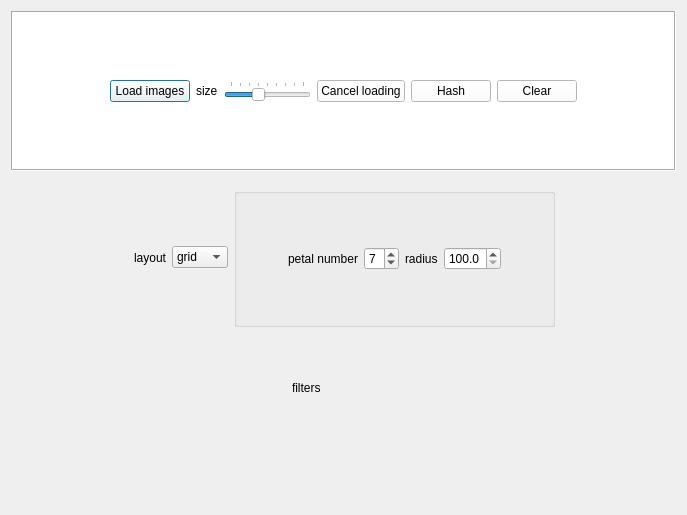
First picture: the form in ui/MainWindow.ui, repository czimbortibor/Large-annotated-image-collection-management, before the edit.
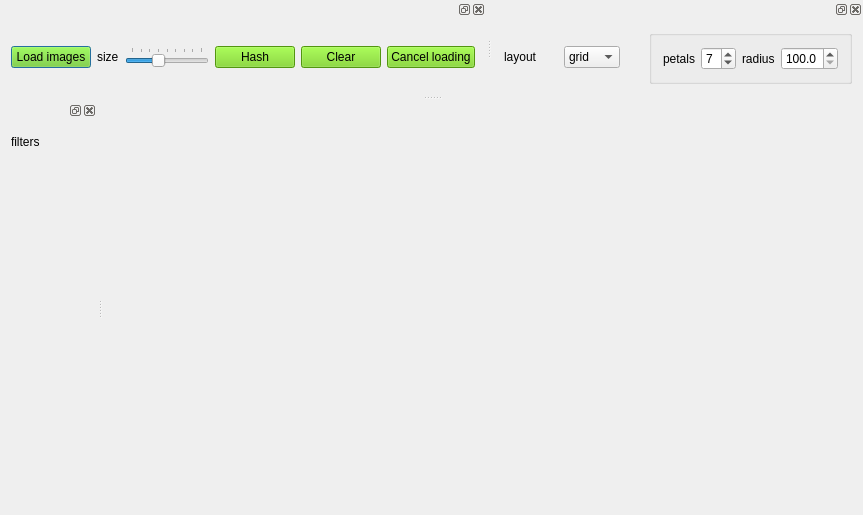
Second picture: the form after the edit. Icons and pictures are not drawn.

```diff
--- a/ui/MainWindow.ui
+++ b/ui/MainWindow.ui
@@ -6,7 +6,7 @@
    <rect>
     <x>0</x>
     <y>0</y>
-    <width>687</width>
+    <width>863</width>
     <height>515</height>
    </rect>
   </property>
@@ -17,35 +17,22 @@
    <string notr="true"/>
   </property>
   <widget class="QWidget" name="centralWidget">
-   <layout class="QVBoxLayout" name="verticalLayout" stretch="0,0,0">
+   <layout class="QVBoxLayout" name="verticalLayout"/>
+  </widget>
+  <widget class="QDockWidget" name="dockWidget_mainControls">
+   <attribute name="dockWidgetArea">
+    <number>4</number>
+   </attribute>
+   <widget class="QWidget" name="dockWidgetContents_mainControls">
+    <layout class="QHBoxLayout" name="horizontalLayout_2">
     <item>
-     <widget class="QFrame" name="frame_mainControls">
-      <property name="sizePolicy">
-       <sizepolicy hsizetype="Expanding" vsizetype="Preferred">
-        <horstretch>0</horstretch>
-        <verstretch>0</verstretch>
-       </sizepolicy>
-      </property>
-      <property name="styleSheet">
-       <string notr="true">background-color: rgb(255, 255, 255);</string>
-      </property>
-      <property name="frameShape">
-       <enum>QFrame::Box</enum>
-      </property>
-      <property name="frameShadow">
-       <enum>QFrame::Sunken</enum>
-      </property>
-      <layout class="QVBoxLayout" name="verticalLayout_4">
-       <item>
-        <layout class="QHBoxLayout" name="frame_controls">
-         <item>
-          <spacer name="horizontalSpacer_right">
+      <spacer name="horizontalSpacer">
            <property name="orientation">
             <enum>Qt::Horizontal</enum>
            </property>
            <property name="sizeHint" stdset="0">
             <size>
-             <width>20</width>
+         <width>40</width>
              <height>20</height>
             </size>
            </property>
@@ -54,7 +41,7 @@
          <item>
           <widget class="QPushButton" name="btn_load">
            <property name="styleSheet">
-            <string notr="true"/>
+        <string notr="true">background-color: rgb(115, 210, 22);</string>
            </property>
            <property name="text">
             <string>Load images</string>
@@ -76,6 +63,12 @@
          </item>
          <item>
           <widget class="QSlider" name="slider_imgSize">
+       <property name="sizePolicy">
+        <sizepolicy hsizetype="MinimumExpanding" vsizetype="Fixed">
+         <horstretch>0</horstretch>
+         <verstretch>0</verstretch>
+        </sizepolicy>
+       </property>
            <property name="minimum">
             <number>40</number>
            </property>
@@ -108,26 +101,13 @@
            </property>
           </widget>
          </item>
-         <item>
-          <widget class="QPushButton" name="btn_cancelLoad">
-           <property name="enabled">
-            <bool>true</bool>
-           </property>
-           <property name="styleSheet">
-            <string notr="true"/>
-           </property>
-           <property name="text">
-            <string>Cancel loading</string>
-           </property>
-          </widget>
-         </item>
          <item>
           <widget class="QPushButton" name="btn_hash">
            <property name="enabled">
             <bool>true</bool>
            </property>
            <property name="styleSheet">
-            <string notr="true"/>
+        <string notr="true">background-color: rgb(115, 210, 22);</string>
            </property>
            <property name="text">
             <string>Hash</string>
@@ -137,7 +117,7 @@
          <item>
           <widget class="QPushButton" name="btn_clear">
            <property name="styleSheet">
-            <string notr="true"/>
+        <string notr="true">background-color: rgb(115, 210, 22);</string>
            </property>
            <property name="text">
             <string>Clear</string>
@@ -145,46 +125,39 @@
           </widget>
          </item>
          <item>
-          <spacer name="horizontalSpacer_left">
-           <property name="orientation">
-            <enum>Qt::Horizontal</enum>
-           </property>
-           <property name="sizeType">
-            <enum>QSizePolicy::Expanding</enum>
-           </property>
-           <property name="sizeHint" stdset="0">
-            <size>
-             <width>20</width>
-             <height>20</height>
-            </size>
-           </property>
-          </spacer>
-         </item>
-        </layout>
-       </item>
-      </layout>
-     </widget>
-    </item>
-    <item>
-     <widget class="QFrame" name="frame_layouts">
-      <property name="layoutDirection">
-       <enum>Qt::LeftToRight</enum>
-      </property>
-      <property name="frameShape">
-       <enum>QFrame::NoFrame</enum>
-      </property>
-      <property name="frameShadow">
-       <enum>QFrame::Sunken</enum>
-      </property>
-      <layout class="QHBoxLayout" name="horizontalLayout">
-       <item>
+      <widget class="QPushButton" name="btn_cancelLoad">
+       <property name="enabled">
+        <bool>true</bool>
+       </property>
+       <property name="styleSheet">
+        <string notr="true">background-color: rgb(115, 210, 22);</string>
+       </property>
+       <property name="text">
+        <string>Cancel loading</string>
+       </property>
+      </widget>
+     </item>
+    </layout>
+    <zorder>btn_hash</zorder>
+    <zorder>slider_imgSize</zorder>
+    <zorder>btn_clear</zorder>
+    <zorder>lbl_size</zorder>
+    <zorder>btn_load</zorder>
+    <zorder>btn_cancelLoad</zorder>
+    <zorder>horizontalSpacer</zorder>
+   </widget>
+  </widget>
+  <widget class="QDockWidget" name="dockWidget_layouts">
+   <attribute name="dockWidgetArea">
+    <number>4</number>
+   </attribute>
+   <widget class="QWidget" name="dockWidgetContents_layouts">
+    <layout class="QGridLayout" name="gridLayout_layouts">
+     <item row="1" column="4">
         <spacer name="horizontalSpacer_3">
          <property name="orientation">
           <enum>Qt::Horizontal</enum>
          </property>
-         <property name="sizeType">
-          <enum>QSizePolicy::Expanding</enum>
-         </property>
          <property name="sizeHint" stdset="0">
           <size>
            <width>40</width>
@@ -193,7 +166,7 @@
          </property>
         </spacer>
        </item>
-       <item>
+     <item row="1" column="1">
         <widget class="QLabel" name="label">
          <property name="layoutDirection">
           <enum>Qt::LeftToRight</enum>
@@ -206,32 +179,7 @@
          </property>
         </widget>
        </item>
-       <item>
-        <widget class="QComboBox" name="comboBox_layout">
-         <property name="styleSheet">
-          <string notr="true"/>
-         </property>
-         <item>
-          <property name="text">
-           <string>grid</string>
-          </property>
-          <property name="icon">
-           <iconset resource="../resources.qrc">
-            <normaloff>:/icons/resources/icons/grid_layout.png</normaloff>:/icons/resources/icons/grid_layout.png</iconset>
-          </property>
-         </item>
-         <item>
-          <property name="text">
-           <string>petal</string>
-          </property>
-          <property name="icon">
-           <iconset resource="../resources.qrc">
-            <normaloff>:/icons/resources/icons/flower_layout.png</normaloff>:/icons/resources/icons/flower_layout.png</iconset>
-          </property>
-         </item>
-        </widget>
-       </item>
-       <item>
+     <item row="0" column="5" rowspan="3">
         <widget class="QGroupBox" name="groupBox_layoutControls">
          <property name="title">
           <string/>
@@ -243,23 +191,10 @@
           <bool>false</bool>
          </property>
          <layout class="QHBoxLayout" name="horizontalLayout_4">
-          <item>
-           <spacer name="horizontalSpacer_5">
-            <property name="orientation">
-             <enum>Qt::Horizontal</enum>
-            </property>
-            <property name="sizeHint" stdset="0">
-             <size>
-              <width>40</width>
-              <height>20</height>
-             </size>
-            </property>
-           </spacer>
-          </item>
           <item>
            <widget class="QLabel" name="lbl_petalNumber">
             <property name="text">
-             <string>petal number</string>
+           <string>petals</string>
             </property>
            </widget>
           </item>
@@ -308,60 +243,39 @@
             </property>
            </widget>
           </item>
-          <item>
-           <spacer name="horizontalSpacer_6">
-            <property name="orientation">
-             <enum>Qt::Horizontal</enum>
-            </property>
-            <property name="sizeHint" stdset="0">
-             <size>
-              <width>40</width>
-              <height>20</height>
-             </size>
-            </property>
-           </spacer>
-          </item>
          </layout>
         </widget>
        </item>
+     <item row="1" column="3">
+      <widget class="QComboBox" name="comboBox_layout">
+       <property name="styleSheet">
+        <string notr="true"/>
+       </property>
        <item>
-        <spacer name="horizontalSpacer">
-         <property name="orientation">
-          <enum>Qt::Horizontal</enum>
-         </property>
-         <property name="sizeHint" stdset="0">
-          <size>
-           <width>40</width>
-           <height>20</height>
-          </size>
-         </property>
-        </spacer>
+        <property name="text">
+         <string>grid</string>
+        </property>
+        <property name="icon">
+         <iconset resource="../resources.qrc">
+          <normaloff>:/icons/resources/icons/grid_layout.png</normaloff>:/icons/resources/icons/grid_layout.png</iconset>
+        </property>
        </item>
-      </layout>
-     </widget>
-    </item>
     <item>
-     <widget class="QFrame" name="frame_filters">
-      <property name="layoutDirection">
-       <enum>Qt::LeftToRight</enum>
-      </property>
-      <property name="frameShape">
-       <enum>QFrame::NoFrame</enum>
-      </property>
-      <property name="frameShadow">
-       <enum>QFrame::Sunken</enum>
-      </property>
-      <layout class="QVBoxLayout" name="verticalLayout_5">
-       <item>
-        <layout class="QHBoxLayout" name="horizontalLayout_6">
-         <item>
+        <property name="text">
+         <string>petal</string>
+        </property>
+        <property name="icon">
+         <iconset resource="../resources.qrc">
+          <normaloff>:/icons/resources/icons/flower_layout.png</normaloff>:/icons/resources/icons/flower_layout.png</iconset>
+        </property>
+       </item>
+      </widget>
+     </item>
+     <item row="1" column="2">
           <spacer name="horizontalSpacer_4">
            <property name="orientation">
             <enum>Qt::Horizontal</enum>
            </property>
-           <property name="sizeType">
-            <enum>QSizePolicy::Expanding</enum>
-           </property>
            <property name="sizeHint" stdset="0">
             <size>
              <width>40</width>
@@ -370,8 +284,19 @@
            </property>
           </spacer>
          </item>
+    </layout>
+   </widget>
+  </widget>
+  <widget class="QDockWidget" name="dockWidget_filters">
+   <attribute name="dockWidgetArea">
+    <number>1</number>
+   </attribute>
+   <widget class="QWidget" name="dockWidgetContents_filters">
+    <layout class="QVBoxLayout" name="verticalLayout_2">
          <item>
-          <widget class="QLabel" name="label_2">
+      <layout class="QHBoxLayout" name="horizontalLayout_addFilter">
+       <item>
+        <widget class="QLabel" name="label_filter">
            <property name="text">
             <string>filters</string>
            </property>
@@ -412,38 +337,10 @@
            </property>
           </widget>
          </item>
-         <item>
-          <widget class="QWidget" name="widget_createFilters" native="true">
-           <property name="sizePolicy">
-            <sizepolicy hsizetype="Preferred" vsizetype="Preferred">
-             <horstretch>0</horstretch>
-             <verstretch>0</verstretch>
-            </sizepolicy>
-           </property>
-           <property name="autoFillBackground">
-            <bool>false</bool>
-           </property>
-           <layout class="QVBoxLayout" name="verticalLayout_3">
-            <item>
-             <layout class="QVBoxLayout" name="verticalLayout_2"/>
-            </item>
-           </layout>
-          </widget>
+      </layout>
          </item>
          <item>
-          <spacer name="horizontalSpacer_2">
-           <property name="orientation">
-            <enum>Qt::Horizontal</enum>
-           </property>
-           <property name="sizeHint" stdset="0">
-            <size>
-             <width>40</width>
-             <height>20</height>
-            </size>
-           </property>
-          </spacer>
-         </item>
-        </layout>
+      <widget class="QWidget" name="widget_createFilters" native="true"/>
        </item>
        <item>
         <widget class="QWidget" name="widget_filters" native="true">
@@ -470,8 +367,6 @@
        </item>
       </layout>
      </widget>
-    </item>
-   </layout>
   </widget>
  </widget>
  <layoutdefault spacing="6" margin="11"/>
```
Left out of the diff: 23 changed lines with no effect on the pictures. Lines whose indentation alone changed are shown as unchanged.
